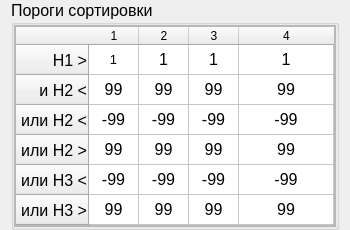
This is sprporogswidget.ui in longway34/SeparatorQt as Qt 5 draws it before an edit. The edited form follows.
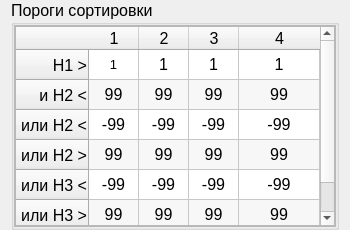
This is the edited form.

What changed in the file:
```diff
--- a/sprporogswidget.ui
+++ b/sprporogswidget.ui
@@ -67,7 +67,7 @@
            <x>0</x>
            <y>0</y>
            <width>328</width>
-           <height>207</height>
+           <height>213</height>
           </rect>
          </property>
          <layout class="QVBoxLayout" name="verticalLayout">
@@ -85,6 +85,12 @@
           </property>
           <item>
            <widget class="QTableWidget" name="tPorogsValues">
+            <property name="font">
+             <font>
+              <family>Tahoma</family>
+              <pointsize>12</pointsize>
+             </font>
+            </property>
             <property name="sizeAdjustPolicy">
              <enum>QAbstractScrollArea::AdjustToContents</enum>
             </property>
@@ -97,6 +103,9 @@
             <property name="dragDropOverwriteMode">
              <bool>false</bool>
             </property>
+            <property name="alternatingRowColors">
+             <bool>true</bool>
+            </property>
             <property name="selectionBehavior">
              <enum>QAbstractItemView::SelectItems</enum>
             </property>
```
